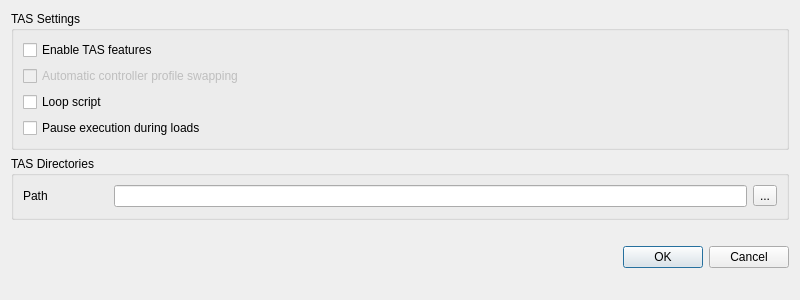
The window that src/yuzu/configuration/configure_tas.ui (yuzu-emu/yuzu) describes before a commit, drawn with Qt 5.
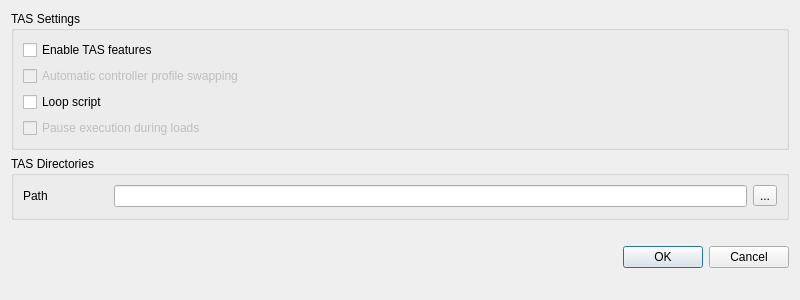
The same window after the commit.

Commit message: config: disable pause on load

```diff
--- a/src/yuzu/configuration/configure_tas.ui
+++ b/src/yuzu/configuration/configure_tas.ui
@@ -48,6 +48,9 @@
                 </item>
                 <item row="3" column="0" colspan="4">
                   <widget class="QCheckBox" name="tas_pause_on_load">
+                    <property name="enabled">
+                      <bool>false</bool>
+                    </property>
                     <property name="text">
                       <string>Pause execution during loads</string>
                     </property>
```
The commit also changes 1 other file.
